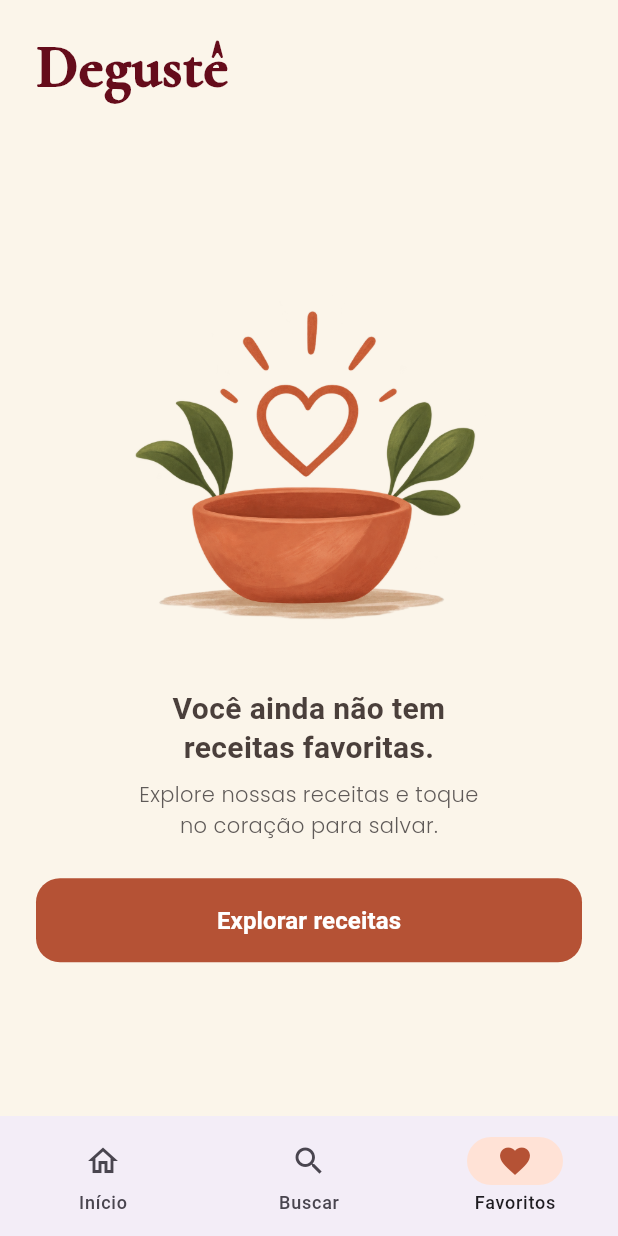
After one commit to Tajetti/Deguste, a Flutter app: the FavoritesPage screen opened directly, item 2 of the bottom bar chosen, after a tap on the "arrow back ios new" icon, on a phone screen of 412 x 824 dp. The commit adds this screen. Run offline on Flutter 3.47's test engine with Material 3 defaults, Android fonts, the phone set to English and light mode, and no system bars.

Commit message:
navegacao de paginas

```diff
--- /dev/null
+++ b/lib/favorites/empty/favorites_empty.dart
@@ -0,0 +1,79 @@
+import 'package:flutter/material.dart';
+import 'package:projetodeguste/explore/explore_page.dart';
+
+// Estado da tela de favoritos quando o usuário ainda não salvou nenhuma receita
+class FavoritesEmpty extends StatelessWidget {
+  const FavoritesEmpty({super.key});
+
+  @override
+  Widget build(BuildContext context) {
+    return Center(
+      // Rolagem para não estourar em telas pequenas
+      child: SingleChildScrollView(
+        padding: const EdgeInsets.symmetric(horizontal: 24),
+        child: Column(
+          mainAxisSize: MainAxisSize.min,
+          children: [
+            // Ilustração: pote com coração
+            Image.asset('assets/image/pote.png', width: 260),
+
+            const SizedBox(height: 16),
+
+            const Text(
+              'Você ainda não tem\nreceitas favoritas.',
+              textAlign: TextAlign.center,
+              style: TextStyle(
+                fontSize: 20,
+                fontWeight: FontWeight.w600,
+                height: 1.3,
+                color: Color(0xFF4A3F3B),
+              ),
+            ),
+
+            const SizedBox(height: 8),
+
+            const Text(
+              'Explore nossas receitas e toque\nno coração para salvar.',
+              textAlign: TextAlign.center,
+              style: TextStyle(
+                fontFamily: 'Poppins',
+                fontSize: 14,
+                fontWeight: FontWeight.w300,
+                height: 1.5,
+                color: Color(0xFF5F5A58),
+              ),
+            ),
+
+            const SizedBox(height: 24),
+
+            SizedBox(
+              width: double.infinity,
+              height: 56,
+              child: FilledButton(
+                onPressed: () {
+                  Navigator.push(
+                    context,
+                    MaterialPageRoute(builder: (context) => const ExplorePage()),
+                  );
+                },
+                style: ButtonStyle(
+                  backgroundColor:
+                      const WidgetStatePropertyAll(Color(0xFFb55235)),
+                  shape: WidgetStatePropertyAll(
+                    RoundedRectangleBorder(
+                      borderRadius: BorderRadius.circular(16),
+                    ),
+                  ),
+                ),
+                child: const Text(
+                  'Explorar receitas',
+                  style: TextStyle(fontSize: 16, fontWeight: FontWeight.w600),
+                ),
+              ),
+            ),
+          ],
+        ),
+      ),
+    );
+  }
+}
--- /dev/null
+++ b/lib/favorites/favorites_page.dart
@@ -0,0 +1,27 @@
+import 'package:flutter/material.dart';
+import 'package:projetodeguste/home/footer/home_footer.dart';
+import 'empty/favorites_empty.dart';
+import 'header/favorites_header.dart';
+
+class FavoritesPage extends StatelessWidget {
+  const FavoritesPage({super.key});
+
+  @override
+  Widget build(BuildContext context) {
+    return const Scaffold(
+      backgroundColor: Color(0xFFFBF5EA),
+
+      body: Column(
+        children: [
+          FavoritesHeader(), // Chama o header
+
+          // Por enquanto só existe o estado "nenhum favorito".
+          // Quando houver favoritos salvos, a lista entra no lugar dele.
+          Expanded(child: FavoritesEmpty()),
+        ],
+      ),
+
+      bottomNavigationBar: HomeFooter(selectedIndex: 2), // Favoritos marcado
+    );
+  }
+}
--- /dev/null
+++ b/lib/favorites/header/favorites_header.dart
@@ -0,0 +1,27 @@
+import 'package:flutter/material.dart';
+
+class FavoritesHeader extends StatelessWidget {
+  const FavoritesHeader({super.key});
+
+  @override
+  Widget build(BuildContext context) {
+    return const SafeArea(
+      bottom: false,
+      child: Padding(
+        padding: EdgeInsets.only(left: 24, right: 24, top: 16, bottom: 8),
+        child: Align(
+          alignment: Alignment.centerLeft,
+          child: Text(
+            'Degustê',
+            style: TextStyle(
+              fontFamily: 'CormorantGaramond',
+              fontSize: 40,
+              fontWeight: FontWeight.w900,
+              color: Color(0xFF650C1B),
+            ),
+          ),
+        ),
+      ),
+    );
+  }
+}
--- a/lib/home/footer/home_footer.dart
+++ b/lib/home/footer/home_footer.dart
@@ -1,18 +1,39 @@
 import 'package:flutter/material.dart';
+import 'package:projetodeguste/favorites/favorites_page.dart';
+import 'package:projetodeguste/search/search_page.dart';
 
 class HomeFooter extends StatelessWidget {
-  const HomeFooter({super.key});
+  // Aba marcada na barra: 0 = Início, 1 = Buscar, 2 = Favoritos
+  final int selectedIndex;
+
+  const HomeFooter({super.key, this.selectedIndex = 0});
 
   @override
   Widget build(BuildContext context) {
     return NavigationBar(
       indicatorColor: Color(0xFFFFE2D6),
-      selectedIndex: 0,
+      selectedIndex: selectedIndex,
 
       onDestinationSelected: (index) {
         // Início: volta para a tela inicial (se já estiver nela, não faz nada)
         if (index == 0) {
           Navigator.popUntil(context, (route) => route.isFirst);
+        }
+
+        // Buscar: abre a tela de busca (se já estiver nela, não faz nada)
+        if (index == 1 && selectedIndex != 1) {
+          Navigator.push(
+            context,
+            MaterialPageRoute(builder: (context) => const SearchPage()),
+          );
+        }
+
+        // Favoritos: abre a tela de favoritos (se já estiver nela, não faz nada)
+        if (index == 2 && selectedIndex != 2) {
+          Navigator.push(
+            context,
+            MaterialPageRoute(builder: (context) => const FavoritesPage()),
+          );
         }
       },
 
--- /dev/null
+++ b/lib/search/form/search_form.dart
@@ -0,0 +1,111 @@
+import 'package:flutter/material.dart';
+
+class SearchForm extends StatefulWidget {
+  const SearchForm({super.key});
+
+  @override
+  State<SearchForm> createState() => _SearchFormState();
+}
+
+class _SearchFormState extends State<SearchForm> {
+  final receita = TextEditingController();
+
+  String? error;
+
+  bool get temTexto => receita.text.trim().isNotEmpty;
+
+  void pesquisarReceita() {
+    final textoReceita = receita.text.trim();
+
+    if (textoReceita.length < 3) {
+      setState(() {
+        error = 'A receita precisa conter pelo menos 3 caracteres';
+      });
+      return;
+    }
+
+    setState(() {
+      error = null;
+    });
+
+    // Por enquanto só avisa. Depois isso leva para a tela de resultados.
+    ScaffoldMessenger.of(context).showSnackBar(
+      SnackBar(content: Text('Pesquisando receita: $textoReceita')),
+    );
+  }
+
+  void limparPesquisa() {
+    receita.clear();
+    setState(() {
+      error = null;
+    });
+  }
+
+  @override
+  void dispose() {
+    receita.dispose();
+    super.dispose();
+  }
+
+  @override
+  Widget build(BuildContext context) {
+    return Padding(
+      padding: const EdgeInsets.symmetric(horizontal: 24, vertical: 24),
+      child: Column(
+        children: [
+          TextField(
+            controller: receita,
+
+            textInputAction: TextInputAction.search,
+
+            onChanged: (texto) => setState(() {}),
+
+            onSubmitted: (texto) => pesquisarReceita(),
+
+            decoration: InputDecoration(
+              hintText: 'Buscar receitas...',
+
+              prefixIcon: const Icon(Icons.search),
+
+              // O X só aparece quando tem texto no campo
+              suffixIcon: temTexto
+                  ? IconButton(
+                      onPressed: limparPesquisa,
+                      icon: const Icon(Icons.close, color: Colors.grey),
+                    )
+                  : null,
+
+              filled: true,
+              fillColor: Colors.white,
+
+              errorText: error,
+              helperText: '   ', // Reserva o espaço do erro para o layout não pular
+
+              border: OutlineInputBorder(
+                borderRadius: BorderRadius.circular(16),
+                borderSide: BorderSide.none,
+              ),
+            ),
+          ),
+
+          const SizedBox(height: 4),
+
+          FilledButton(
+            onPressed: pesquisarReceita,
+            style: ButtonStyle(
+              backgroundColor: const WidgetStatePropertyAll(Color(0xFFb55235)),
+              minimumSize: const WidgetStatePropertyAll(Size(double.infinity, 56)),
+              shape: WidgetStatePropertyAll(
+                RoundedRectangleBorder(borderRadius: BorderRadius.circular(16)),
+              ),
+            ),
+            child: const Text(
+              'Pesquisar',
+              style: TextStyle(fontSize: 16, fontWeight: FontWeight.w600),
+            ),
+          ),
+        ],
+      ),
+    );
+  }
+}
--- /dev/null
+++ b/lib/search/header/search_header.dart
@@ -0,0 +1,59 @@
+import 'package:flutter/material.dart';
+
+class SearchHeader extends StatelessWidget {
+  const SearchHeader({super.key});
+
+  @override
+  Widget build(BuildContext context) {
+    return SafeArea(
+      bottom: false,
+      child: Padding(
+        padding: const EdgeInsets.only(left: 16, right: 24, top: 8),
+        child: Column(
+          crossAxisAlignment: CrossAxisAlignment.start,
+          children: [
+            // Seta de voltar para a tela anterior
+            IconButton(
+              onPressed: () => Navigator.maybePop(context),
+              icon: const Icon(
+                Icons.arrow_back_ios_new,
+                size: 22,
+                color: Colors.black87,
+              ),
+            ),
+
+            // Título + subtítulo
+            const Padding(
+              padding: EdgeInsets.only(left: 8, top: 16),
+              child: Column(
+                crossAxisAlignment: CrossAxisAlignment.start,
+                children: [
+                  Text(
+                    'Buscar receitas',
+                    style: TextStyle(
+                      fontFamily: 'CormorantGaramond',
+                      fontSize: 36,
+                      fontWeight: FontWeight.w900,
+                      color: Color(0xFF650C1B),
+                    ),
+                  ),
+                  SizedBox(height: 8),
+                  Text(
+                    'Digite o nome da receita para pesquisar na nossa base.',
+                    style: TextStyle(
+                      fontFamily: 'Poppins',
+                      fontSize: 15,
+                      fontWeight: FontWeight.w300,
+                      height: 1.5,
+                      color: Color(0xFF5F5A58),
+                    ),
+                  ),
+                ],
+              ),
+            ),
+          ],
+        ),
+      ),
+    );
+  }
+}
--- /dev/null
+++ b/lib/search/search_page.dart
@@ -0,0 +1,41 @@
+import 'package:flutter/material.dart';
+import 'package:projetodeguste/home/footer/home_footer.dart';
+import 'form/search_form.dart';
+import 'header/search_header.dart';
+
+class SearchPage extends StatelessWidget {
+  const SearchPage({super.key});
+
+  @override
+  Widget build(BuildContext context) {
+    return Scaffold(
+      backgroundColor: const Color(0xFFFBF5EA),
+
+      // Quando o teclado abre, a ilustração fica parada atrás dele
+      resizeToAvoidBottomInset: false,
+
+      body: Container(
+        width: double.infinity,
+        height: double.infinity,
+
+        // Fundo com a tigela de tomates (alinhado embaixo para ela não ser cortada)
+        decoration: const BoxDecoration(
+          image: DecorationImage(
+            image: AssetImage('assets/image/tomatos.png'),
+            fit: BoxFit.cover,
+            alignment: Alignment.bottomCenter,
+          ),
+        ),
+
+        child: const Column(
+          children: [
+            SearchHeader(), // Chama o header
+            SearchForm(), // Chama o campo e o botão
+          ],
+        ),
+      ),
+
+      bottomNavigationBar: const HomeFooter(selectedIndex: 1), // Buscar marcado
+    );
+  }
+}
```
Also changed, not shown: assets/image/pote.png (added), assets/image/tomatos.png (added), 1 other file.
